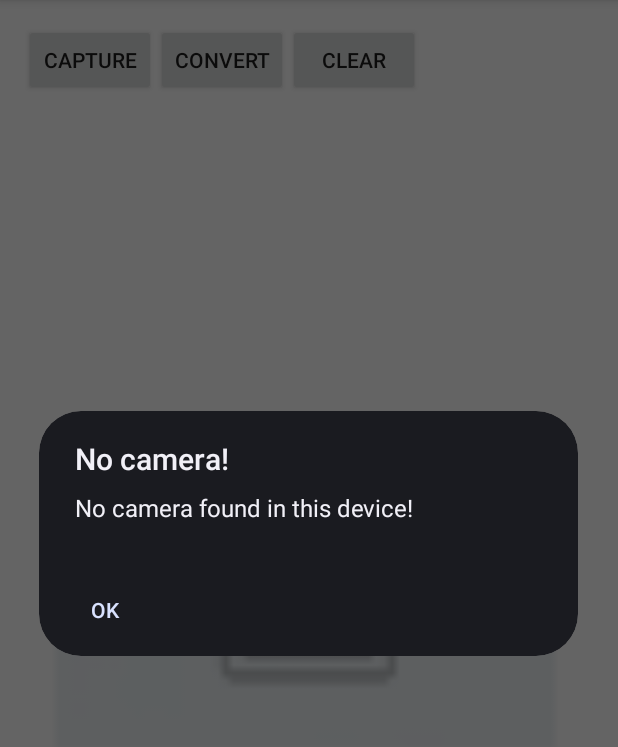
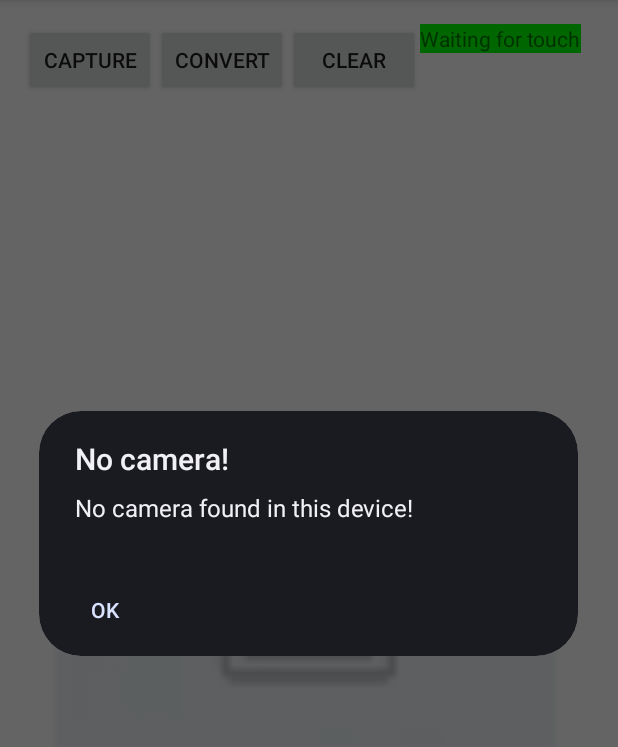
Before and after one commit to SampannaKahu/RGB2GrayConverterAndroidApp, an Android app: the screen it shows after launch (MainActivity), after a tap on "CAPTURE", on a phone screen of 412 x 824 dp, the part 84-831 px from its top. Run offline under Robolectric (Android 15) with nearby library versions, the phone set to English and light mode, and no system bars.

Commit message:
My Experiments with Androids vibrator

```diff
--- a/app/build.gradle
+++ b/app/build.gradle
@@ -2,7 +2,7 @@ apply plugin: 'com.android.application'
 
 android {
     compileSdkVersion 23
-    buildToolsVersion "23.0.1"
+    buildToolsVersion "25.0.0"
 
     defaultConfig {
         applicationId "com.projects.sampannakahu.rgb2grayconverter"
--- a/app/src/main/AndroidManifest.xml
+++ b/app/src/main/AndroidManifest.xml
@@ -1,6 +1,7 @@
 <?xml version="1.0" encoding="utf-8"?>
 <manifest xmlns:android="http://schemas.android.com/apk/res/android"
     package="com.projects.sampannakahu.rgb2grayconverter" >
+    <uses-permission android:name="android.permission.VIBRATE" />
 
     <application
         android:allowBackup="true"
--- a/app/src/main/java/com/projects/sampannakahu/rgb2grayconverter/MainActivity.java
+++ b/app/src/main/java/com/projects/sampannakahu/rgb2grayconverter/MainActivity.java
@@ -1,7 +1,6 @@
 package com.projects.sampannakahu.rgb2grayconverter;
 
 import android.app.AlertDialog;
-import android.app.Application;
 import android.content.Context;
 import android.content.DialogInterface;
 import android.content.Intent;
@@ -9,17 +8,21 @@ import android.content.pm.PackageManager;
 import android.graphics.Bitmap;
 import android.graphics.Color;
 import android.graphics.drawable.BitmapDrawable;
-import android.hardware.Camera;
+import android.hardware.SensorManager;
+import android.os.Bundle;
+import android.os.Vibrator;
 import android.support.v7.app.AppCompatActivity;
-import android.os.Bundle;
+import android.view.MotionEvent;
 import android.view.View;
 import android.widget.Button;
 import android.widget.ImageView;
+import android.widget.TextView;
 
 import java.util.Random;
 
 public class MainActivity extends AppCompatActivity {
     private static int randomActivityCode = 0;
+    private SensorManager mSensorManager;
 
     @Override
     protected void onCreate(Bundle savedInstanceState) {
@@ -34,7 +37,7 @@ public class MainActivity extends AppCompatActivity {
 
                 if (!getApplicationContext().getPackageManager().hasSystemFeature(PackageManager.FEATURE_CAMERA_ANY)) {
                     Context context = getApplicationContext();
-                    AlertDialog alertDialog = new AlertDialog.Builder(context,AlertDialog.THEME_DEVICE_DEFAULT_DARK)
+                    AlertDialog alertDialog = new AlertDialog.Builder(context, AlertDialog.THEME_DEVICE_DEFAULT_DARK)
                             .setMessage("No camera found in this device!")
                             .setCancelable(true)
                             .setTitle("No camera!")
@@ -61,7 +64,7 @@ public class MainActivity extends AppCompatActivity {
                 ImageView imageView = (ImageView) findViewById(R.id.imageView);
                 if (imageView.getDrawable().equals(R.mipmap.default_camera_image_2)) {
                     Context context = getApplicationContext();
-                    AlertDialog alertDialog = new AlertDialog.Builder(context,AlertDialog.THEME_DEVICE_DEFAULT_DARK)
+                    AlertDialog alertDialog = new AlertDialog.Builder(context, AlertDialog.THEME_DEVICE_DEFAULT_DARK)
                             .setMessage("No image selected for conversion!")
                             .setCancelable(true)
                             .setTitle("No image!")
@@ -88,14 +91,34 @@ public class MainActivity extends AppCompatActivity {
                 imageView.setImageResource(R.mipmap.default_camera_image_2);
             }
         });
+
+        final TextView coordinatesTextView = (TextView) findViewById(R.id.coordinates_text_view);
+        final Vibrator vibrator = (Vibrator) getSystemService(Context.VIBRATOR_SERVICE);
+
+        final ImageView imageView = (ImageView) findViewById(R.id.imageView);
+        if (vibrator.hasVibrator()) {
+            imageView.setBackgroundColor(0x00FF00);
+        }
+        imageView.setOnTouchListener(new View.OnTouchListener() {
+            @Override
+            public boolean onTouch(View v, MotionEvent event) {
+                String displayString = "X:" + String.valueOf(event.getX()) + " Y:" + String.valueOf(event.getY());
+                coordinatesTextView.setText(displayString);
+                if (vibrator.hasVibrator()) {
+
+                    vibrator.vibrate(5);
+                }
+                return true;
+            }
+        });
     }
 
 
     protected void onActivityResult(int requestCode, int resultCode, Intent data) {
-        if (requestCode==randomActivityCode && resultCode == RESULT_OK) {
+        if (requestCode == randomActivityCode && resultCode == RESULT_OK) {
             super.onActivityResult(requestCode, resultCode, data);
             Bitmap bp = (Bitmap) data.getExtras().get("data");
-            ImageView imageView = (ImageView)findViewById(R.id.imageView);
+            ImageView imageView = (ImageView) findViewById(R.id.imageView);
             imageView.setImageBitmap(bp);
         }
 
@@ -104,15 +127,15 @@ public class MainActivity extends AppCompatActivity {
     private Bitmap convertToGrayscale(Bitmap inputBitmap) {
         Bitmap outputBitmap = inputBitmap.copy(inputBitmap.getConfig(), true);
         int width = inputBitmap.getWidth();
-        int height  = inputBitmap.getHeight();
-        for (int x=0; x<width; x++) {
-            for (int y=0; y<height; y++) {
+        int height = inputBitmap.getHeight();
+        for (int x = 0; x < width; x++) {
+            for (int y = 0; y < height; y++) {
                 int color = inputBitmap.getPixel(x, y);
                 int red = Color.red(color);
                 int green = Color.green(color);
                 int blue = Color.blue(color);
-                double weightedAvg = red*0.299 + green*0.587 + blue*0.114;
-                outputBitmap.setPixel(x, y, Color.rgb((int)weightedAvg,(int)weightedAvg,(int)weightedAvg));
+                double weightedAvg = red * 0.299 + green * 0.587 + blue * 0.114;
+                outputBitmap.setPixel(x, y, Color.rgb((int) weightedAvg, (int) weightedAvg, (int) weightedAvg));
             }
         }
         return outputBitmap;
--- a/app/src/main/res/layout/activity_main.xml
+++ b/app/src/main/res/layout/activity_main.xml
@@ -1,53 +1,65 @@
 <?xml version="1.0" encoding="utf-8"?>
 <RelativeLayout xmlns:android="http://schemas.android.com/apk/res/android"
-    xmlns:tools="http://schemas.android.com/tools" android:layout_width="match_parent"
-    android:layout_height="match_parent" android:paddingLeft="@dimen/activity_horizontal_margin"
+    xmlns:tools="http://schemas.android.com/tools"
+    android:layout_width="match_parent"
+    android:layout_height="match_parent"
+    android:paddingBottom="@dimen/activity_vertical_margin"
+    android:paddingLeft="@dimen/activity_horizontal_margin"
     android:paddingRight="@dimen/activity_horizontal_margin"
     android:paddingTop="@dimen/activity_vertical_margin"
-    android:paddingBottom="@dimen/activity_vertical_margin" tools:context=".MainActivity">
+    tools:context=".MainActivity">
 
     <LinearLayout
-        android:orientation="vertical"
         android:layout_width="match_parent"
         android:layout_height="match_parent"
-        android:layout_alignParentTop="true"
         android:layout_alignParentLeft="true"
         android:layout_alignParentStart="true"
-        android:layout_marginTop="50dp">
+        android:layout_alignParentTop="true"
+        android:layout_marginTop="50dp"
+        android:orientation="vertical">
 
         <ImageView
+            android:id="@+id/imageView"
             android:layout_width="match_parent"
             android:layout_height="match_parent"
-            android:id="@+id/imageView"
             android:layout_gravity="center_horizontal"
-            android:src="@mipmap/default_camera_image_2"
-            android:minHeight="300dp" />
+            android:minHeight="300dp"
+            android:src="@mipmap/default_camera_image_2" />
     </LinearLayout>
 
     <Button
+        android:id="@+id/capture_button"
         android:layout_width="wrap_content"
         android:layout_height="wrap_content"
-        android:text="Capture"
-        android:id="@+id/capture_button"
+        android:layout_alignParentLeft="true"
+        android:layout_alignParentStart="true"
         android:layout_alignParentTop="true"
-        android:layout_alignParentLeft="true"
-        android:layout_alignParentStart="true" />
+        android:text="Capture" />
 
     <Button
+        android:id="@+id/convert_button"
         android:layout_width="wrap_content"
         android:layout_height="wrap_content"
-        android:text="CONVERT"
-        android:id="@+id/convert_button"
         android:layout_alignParentTop="true"
+        android:layout_toEndOf="@+id/capture_button"
         android:layout_toRightOf="@+id/capture_button"
-        android:layout_toEndOf="@+id/capture_button" />
+        android:text="CONVERT" />
 
     <Button
+        android:id="@+id/clear_button"
         android:layout_width="wrap_content"
         android:layout_height="wrap_content"
-        android:text="CLEAR"
-        android:id="@+id/clear_button"
         android:layout_alignParentTop="true"
+        android:layout_toEndOf="@+id/convert_button"
         android:layout_toRightOf="@+id/convert_button"
-        android:layout_toEndOf="@+id/convert_button" />
+        android:text="CLEAR" />
+
+    <TextView
+        android:id="@+id/coordinates_text_view"
+        android:layout_width="wrap_content"
+        android:layout_height="wrap_content"
+        android:layout_toEndOf="@id/clear_button"
+        android:layout_toRightOf="@id/clear_button"
+        android:background="#0f0"
+        android:text="Waiting for touch" />
 </RelativeLayout>
--- a/build.gradle
+++ b/build.gradle
@@ -5,7 +5,7 @@ buildscript {
         jcenter()
     }
     dependencies {
-        classpath 'com.android.tools.build:gradle:1.3.0'
+        classpath 'com.android.tools.build:gradle:2.3.3'
 
         // NOTE: Do not place your application dependencies here; they belong
         // in the individual module build.gradle files
```
Also changed, not shown: gradle/wrapper/gradle-wrapper.properties, 3 other files.
